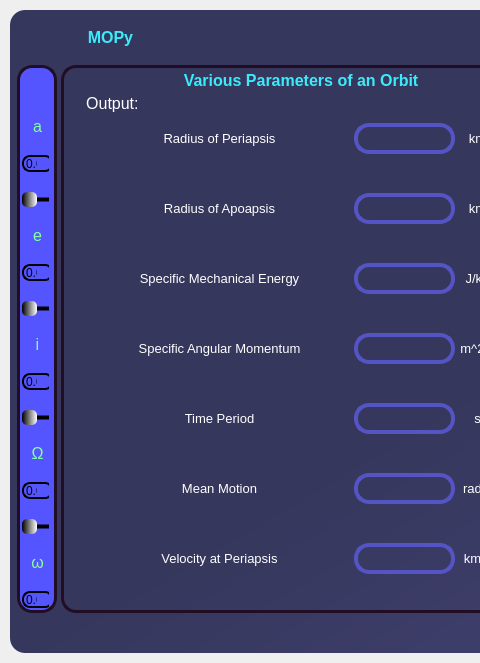
This is UI_Functions/Home_Page.ui in Mechanics-of-Orbit/MOPy as Qt 5 draws it before an edit; both pictures show x 0 to 480 and y 0 to 663 of the 1110 by 663 pixel window. The edited form follows.
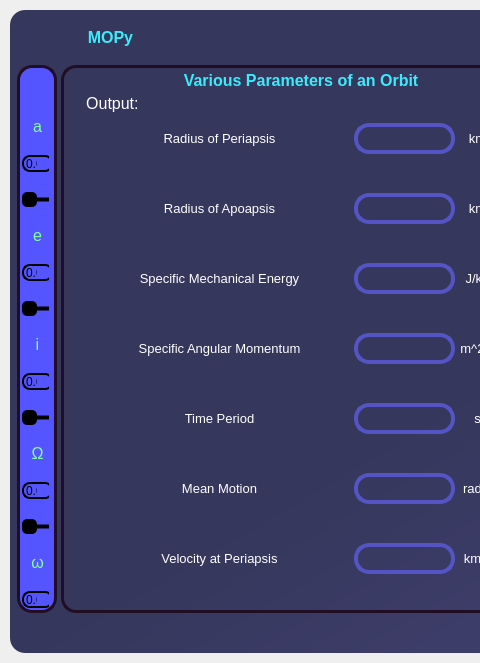
This is the edited form. Icons and pictures are not drawn.

```diff
--- a/UI_Functions/Home_Page.ui
+++ b/UI_Functions/Home_Page.ui
@@ -4693,7 +4693,8 @@
 }
 QSlider::handle:horizontal {
     
-	background-color: qlineargradient(spread:pad, x1:0, y1:0, x2:1, y2:0, stop:0 rgba(0, 0, 0, 255), stop:1 rgba(255, 255, 255, 255));
+	
+	background-color: rgb(0, 0, 0);
 	
     border: 0px solid;
     height: 20px;
```
